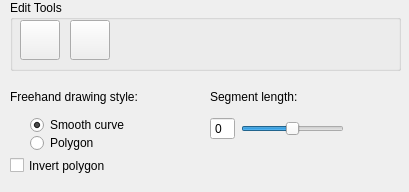
The window that Modules/Loadable/Segmentations/Widgets/Resources/UI/qMRMLSegmentsEditorWidget.ui (zoulianmp/SRPlan4Snake) describes before a commit, drawn with Qt 5.
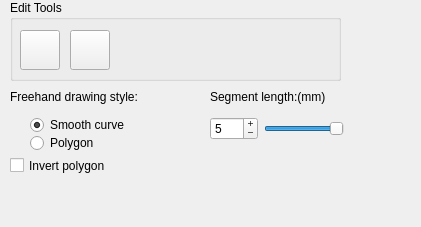
The same window after the commit. The open tabs and pages were chosen to show the change. Icons and pictures are not drawn.

```diff
--- a/Modules/Loadable/Segmentations/Widgets/Resources/UI/qMRMLSegmentsEditorWidget.ui
+++ b/Modules/Loadable/Segmentations/Widgets/Resources/UI/qMRMLSegmentsEditorWidget.ui
@@ -6,8 +6,8 @@
    <rect>
     <x>0</x>
     <y>0</y>
-    <width>409</width>
-    <height>192</height>
+    <width>421</width>
+    <height>227</height>
    </rect>
   </property>
   <property name="windowTitle">
@@ -210,8 +210,32 @@
         </property>
         <item>
          <widget class="QSpinBox" name="inSegmentLength">
+          <property name="sizePolicy">
+           <sizepolicy hsizetype="Minimum" vsizetype="Fixed">
+            <horstretch>0</horstretch>
+            <verstretch>3</verstretch>
+           </sizepolicy>
+          </property>
+          <property name="minimumSize">
+           <size>
+            <width>48</width>
+            <height>0</height>
+           </size>
+          </property>
           <property name="buttonSymbols">
-           <enum>QAbstractSpinBox::NoButtons</enum>
+           <enum>QAbstractSpinBox::PlusMinus</enum>
+          </property>
+          <property name="minimum">
+           <number>1</number>
+          </property>
+          <property name="maximum">
+           <number>30</number>
+          </property>
+          <property name="singleStep">
+           <number>3</number>
+          </property>
+          <property name="value">
+           <number>5</number>
           </property>
          </widget>
         </item>
@@ -229,10 +253,10 @@
 &lt;p style=&quot; margin-top:0px; margin-bottom:0px; margin-left:0px; margin-right:0px; -qt-block-indent:0; text-indent:0px;&quot;&gt;[S]: Toggle on/off&lt;/p&gt;&lt;/body&gt;&lt;/html&gt;</string>
           </property>
           <property name="minimum">
-           <number>0</number>
+           <number>1</number>
           </property>
           <property name="maximum">
-           <number>100</number>
+           <number>30</number>
           </property>
           <property name="singleStep">
            <number>1</number>
@@ -241,7 +265,7 @@
            <number>10</number>
           </property>
           <property name="value">
-           <number>50</number>
+           <number>30</number>
           </property>
           <property name="orientation">
            <enum>Qt::Horizontal</enum>
@@ -330,7 +354,7 @@
       </rect>
      </property>
      <property name="text">
-      <string>Segment length:</string>
+      <string>Segment length:(mm)</string>
      </property>
     </widget>
    </widget>
@@ -340,10 +364,16 @@
     <rect>
      <x>10</x>
      <y>0</y>
-     <width>391</width>
-     <height>71</height>
+     <width>331</width>
+     <height>81</height>
     </rect>
    </property>
+   <property name="minimumSize">
+    <size>
+     <width>0</width>
+     <height>80</height>
+    </size>
+   </property>
    <property name="title">
     <string>Edit Tools</string>
    </property>
@@ -354,7 +384,7 @@
     <property name="geometry">
      <rect>
       <x>10</x>
-      <y>20</y>
+      <y>30</y>
       <width>40</width>
       <height>40</height>
      </rect>
@@ -401,7 +431,7 @@
     <property name="geometry">
      <rect>
       <x>60</x>
-      <y>20</y>
+      <y>30</y>
       <width>40</width>
       <height>40</height>
      </rect>
```
Left out of the diff: 104 changed lines with no effect on the pictures.
